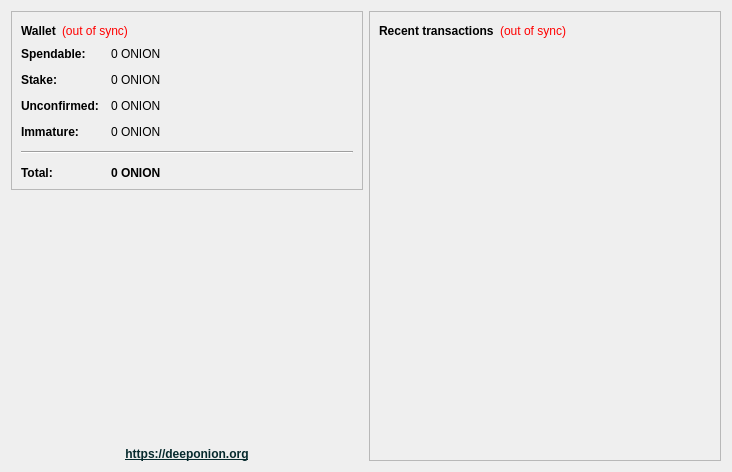
Old version of the form src/qt/forms/overviewpage.ui in the repository deeponion/deeponion-legacy.
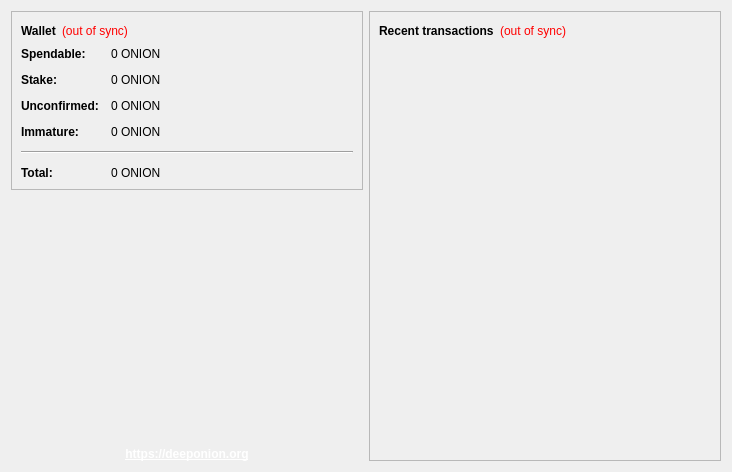
New version of the form.

Commit message: new icons and new style for wallet

Patch:
```diff
--- a/src/qt/forms/overviewpage.ui
+++ b/src/qt/forms/overviewpage.ui
@@ -13,6 +13,9 @@
   <property name="windowTitle">
    <string>Form</string>
   </property>
+  <property name="styleSheet">
+   <string notr="true"/>
+  </property>
   <layout class="QHBoxLayout" name="horizontalLayout" stretch="0,0">
    <item>
     <layout class="QVBoxLayout" name="verticalLayout_2">
@@ -224,7 +227,7 @@
              <string>Your current total balance</string>
             </property>
             <property name="text">
-             <string notr="true">&lt;b&gt;0 ONION&lt;/b&gt;</string>
+             <string notr="true">0 ONION</string>
             </property>
             <property name="textInteractionFlags">
              <set>Qt::LinksAccessibleByMouse|Qt::TextSelectableByKeyboard|Qt::TextSelectableByMouse</set>
@@ -287,7 +290,7 @@
      <item>
       <widget class="QLabel" name="label_2">
        <property name="text">
-        <string>&lt;html&gt;&lt;head/&gt;&lt;body&gt;&lt;p&gt;&lt;a href=&quot;https://deeponion.org&quot;&gt;&lt;span style=&quot; font-weight:600; text-decoration: underline; color:#062a2d;&quot;&gt;https://deeponion.org&lt;/span&gt;&lt;/a&gt;&lt;/p&gt;&lt;/body&gt;&lt;/html&gt;</string>
+        <string>&lt;html&gt;&lt;head/&gt;&lt;body&gt;&lt;p&gt;&lt;a href=&quot;https://deeponion.org&quot;&gt;&lt;span style=&quot; font-weight:600; text-decoration: underline; color:#ffffff;&quot;&gt;https://deeponion.org&lt;/span&gt;&lt;/a&gt;&lt;/p&gt;&lt;/body&gt;&lt;/html&gt;</string>
        </property>
        <property name="alignment">
         <set>Qt::AlignCenter</set>
```
Left out of the diff: 58 changed lines with no effect on the pictures. The commit also changes 62 other files.
